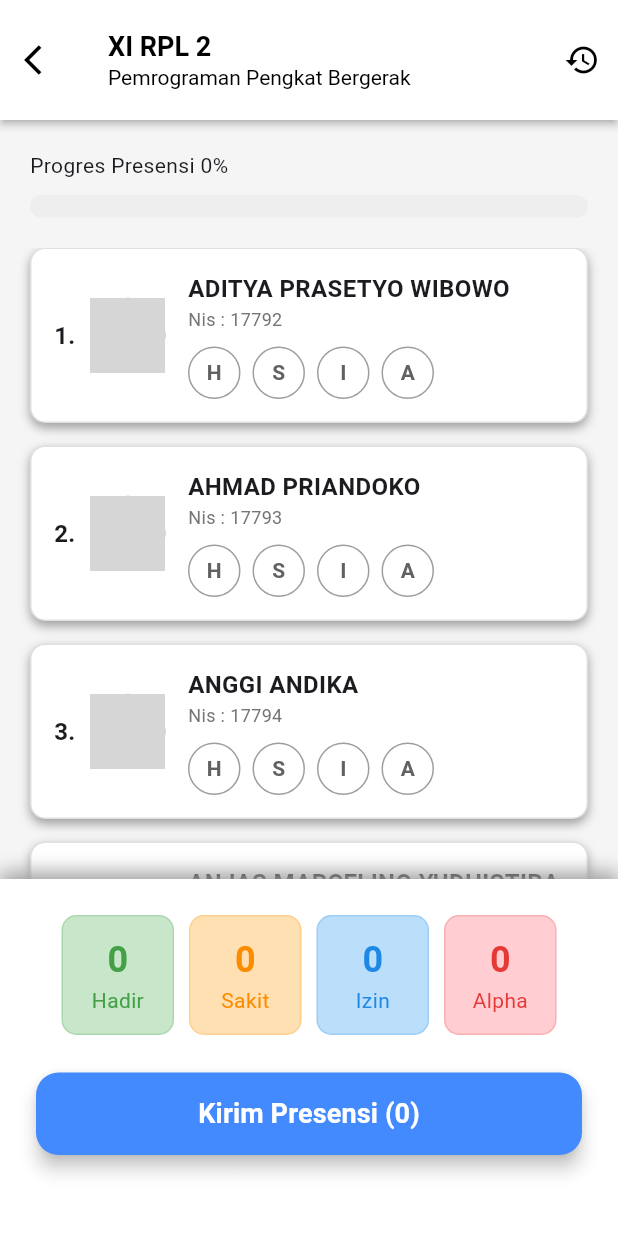
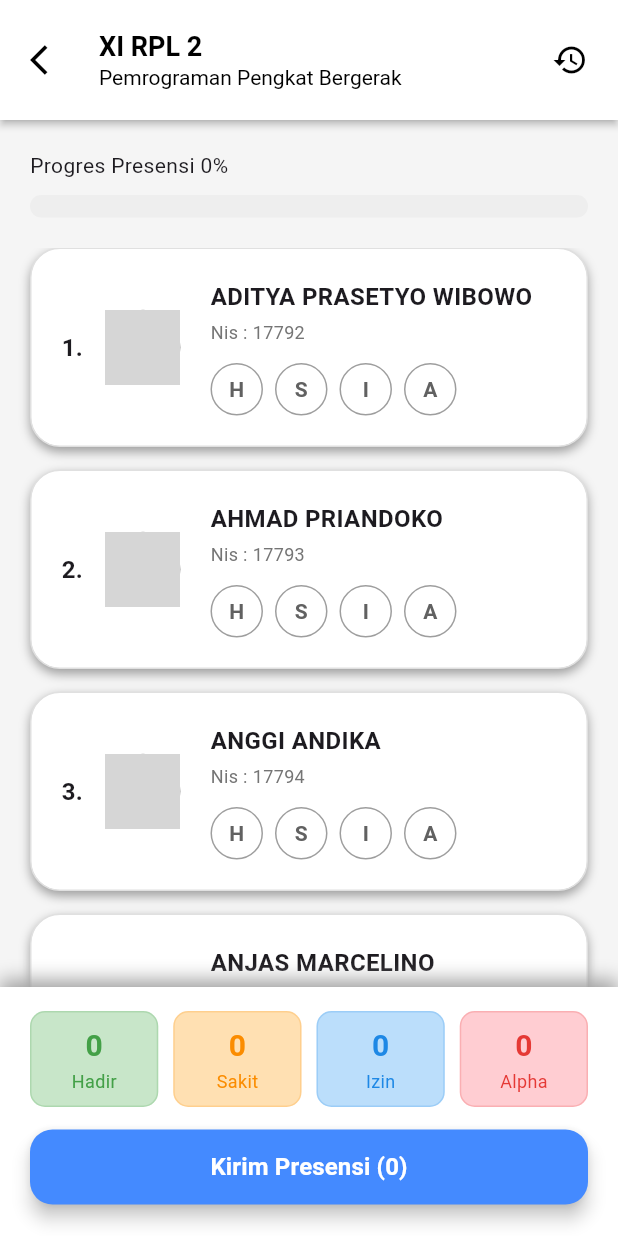
Before and after one commit to lino089/Presence-Application, a Flutter app: the screen it shows after launch, after a tap on "Mulai Presensi", on a phone screen of 412 x 824 dp. Run offline on Flutter 3.47's test engine with Material 3 defaults, Android fonts, the phone set to English and light mode, and no system bars; network calls fail; grey boxes are pictures that could not be loaded.

Commit message:
layout lebih responsif untuk berbagai perangkat

```diff
--- a/lib/DashboardPage.dart
+++ b/lib/DashboardPage.dart
@@ -13,33 +13,42 @@ class DashboardPage extends StatelessWidget {
           children: [
             HeaderProfil(),
             SizedBox(height: 20),
+
             Expanded(
               child: ListView(
                 padding: EdgeInsets.symmetric(horizontal: 20),
                 children: [
+                _responsiveCard(
                   kartuJadwal(
                     namaKelas: 'XI RPL 2',
                     jamPelajaran: '7:15 - 8:45',
                     status: '(Sedang Berlangsung)',
                     isActive: true,
                   ),
+                ),
+                _responsiveCard(
                   kartuJadwal(
                     namaKelas: 'XI DKV 2',
                     jamPelajaran: '10:45 - 11:30',
                     status: 'Status : Menunggu',
                     isActive: false,
                   ),
+                ),
+                _responsiveCard(
                   kartuJadwal(
                     namaKelas: 'XI TKJ 2',
                     jamPelajaran: '12:30 - 14:00',
                     status: 'Status : Menunggu',
                     isActive: false,
                   ),
+                ),
+                _responsiveCard(
                   kartuJadwal(
                     namaKelas: 'XI AKL 2',
                     jamPelajaran: '14:00 - 15:30',
                     status: 'Status : Menunggu',
                     isActive: false,
+                  ),
                 ),
                   SizedBox(height: 20),
                 ],
@@ -48,7 +57,18 @@ class DashboardPage extends StatelessWidget {
           ],
         ),
       ),
-      bottomNavigationBar: BottomNavigationBar(
+      bottomNavigationBar: Container(
+        decoration: BoxDecoration(
+          color: Colors.white,
+          boxShadow: [
+            BoxShadow(color: Colors.black12, blurRadius: 10, offset: Offset(0, -2))
+          ]
+        ),
+        child: Center(
+          heightFactor: 1.0,
+          child: ConstrainedBox(
+            constraints: BoxConstraints(maxWidth: 700),
+            child: BottomNavigationBar(
             type: BottomNavigationBarType.fixed,
             backgroundColor: Colors.white,
             showSelectedLabels: false,
@@ -56,7 +76,7 @@ class DashboardPage extends StatelessWidget {
             selectedItemColor: Colors.black,
             unselectedItemColor: Colors.black45,
             iconSize: 32,
-        elevation: 15,
+            elevation: 0,
             items: [
               BottomNavigationBarItem(icon: Icon(Icons.grid_view), label: 'Home'),
               BottomNavigationBarItem(
@@ -66,6 +86,20 @@ class DashboardPage extends StatelessWidget {
               BottomNavigationBarItem(icon: Icon(Icons.group), label: 'Kelas'),
               BottomNavigationBarItem(icon: Icon(Icons.grid_view), label: 'Profil'),
             ],
+          ),
+          ),
+        ),
+      ),
+    );
+  }
+
+  Widget _responsiveCard(Widget child) {
+    return Center(
+      child: ConstrainedBox(
+        constraints: BoxConstraints(
+          maxWidth: 700,
+        ),
+        child: child,
       ),
     );
   }
@@ -88,6 +122,11 @@ class DashboardPage extends StatelessWidget {
           ),
         ],
       ),
+      child: Center(
+        child: ConstrainedBox(
+          constraints: BoxConstraints(maxWidth: 700),
+          child: Padding(
+          padding: const EdgeInsets.symmetric(horizontal: 20.0, vertical: 10.0),
           child: Row(
             children: [
               CircleAvatar(
@@ -121,6 +160,10 @@ class DashboardPage extends StatelessWidget {
               ),
             ],
           ),
+        ),
+        ),
+      ),
+
     );
   }
 }
@@ -190,7 +233,7 @@ class kartuJadwal extends StatelessWidget {
                 onPressed: () {
                   Navigator.push(
                     context,
-                    MaterialPageRoute(builder: (context) => Presencepage())
+                    MaterialPageRoute(builder: (context) => Presencepage()),
                   );
                 },
                 style: ElevatedButton.styleFrom(
@@ -205,7 +248,6 @@ class kartuJadwal extends StatelessWidget {
                 ),
               ),
             ),
-
         ],
       ),
     );
--- a/lib/PresencePage.dart
+++ b/lib/PresencePage.dart
@@ -59,14 +59,25 @@ class _HalamanPresensiState extends State<Presencepage> {
         surfaceTintColor: Colors.white,
         toolbarHeight: 80,
 
-        leading: IconButton(
+        automaticallyImplyLeading: false,
+        centerTitle: true,
+        titleSpacing: 0,
+
+        title: ConstrainedBox(
+          constraints: BoxConstraints(maxWidth: 600),
+          child: Padding(
+            padding: const EdgeInsets.all(8.0),
+            child: Row(
+              children: [
+                IconButton(
                   icon: Icon(Icons.arrow_back_ios, color: Colors.black),
                   onPressed: () {
                     Navigator.pop(context);
                   },
                 ),
-
-        title: Column(
+                SizedBox(width: 10),
+                Expanded(
+                  child: Column(
                     crossAxisAlignment: CrossAxisAlignment.start,
                     children: [
                       Text(
@@ -87,7 +98,7 @@ class _HalamanPresensiState extends State<Presencepage> {
                       ),
                     ],
                   ),
-        actions: [
+                ),
                 IconButton(
                   icon: Icon(Icons.history, color: Colors.black),
                   onPressed: () {
@@ -96,9 +107,15 @@ class _HalamanPresensiState extends State<Presencepage> {
                 ),
               ],
             ),
+          ),
+        ),
+      ),
       body: Column(
         children: [
-          Padding(
+          Center(
+            child: ConstrainedBox(
+              constraints: BoxConstraints(maxWidth: 600),
+              child: Padding(
                 padding: const EdgeInsets.all(20.0),
                 child: Column(
                   crossAxisAlignment: CrossAxisAlignment.start,
@@ -115,6 +132,9 @@ class _HalamanPresensiState extends State<Presencepage> {
                   ],
                 ),
               ),
+            ),
+          ),
+
           Expanded(
             child: ListView.builder(
               padding: EdgeInsets.symmetric(horizontal: 20),
@@ -216,15 +236,22 @@ class _HalamanPresensiState extends State<Presencepage> {
   }
 
   Widget _buildCardSiswa(Siswa siswa, int index) {
-    return Container(
+    return Center(
+      child: ConstrainedBox(
+        constraints: BoxConstraints(maxWidth: 600),
+        child: Container(
           margin: EdgeInsets.only(bottom: 15),
-      padding: EdgeInsets.all(15),
+          padding: EdgeInsets.all(20),
           decoration: BoxDecoration(
             color: Colors.white,
-        borderRadius: BorderRadius.circular(10),
+            borderRadius: BorderRadius.circular(20),
             border: Border.all(color: Colors.grey.shade300),
             boxShadow: [
-          BoxShadow(color: Colors.grey, blurRadius: 5, offset: Offset(0, 3)),
+              BoxShadow(
+                color: Colors.grey,
+                blurRadius: 5,
+                offset: Offset(0, 3),
+              ),
             ],
           ),
           child: Row(
@@ -233,13 +260,14 @@ class _HalamanPresensiState extends State<Presencepage> {
                 "${index + 1}.",
                 style: TextStyle(fontSize: 16, fontWeight: FontWeight.bold),
               ),
-          SizedBox(width: 10),
+              SizedBox(width: 15),
               CircleAvatar(
                 radius: 25,
                 backgroundColor: Colors.grey,
                 backgroundImage: AssetImage(siswa.fotoProfile),
               ),
-          SizedBox(width: 15),
+
+              SizedBox(width: 20),
 
               Expanded(
                 child: Column(
@@ -247,14 +275,18 @@ class _HalamanPresensiState extends State<Presencepage> {
                   children: [
                     Text(
                       siswa.nama,
-                  style: TextStyle(fontWeight: FontWeight.bold, fontSize: 16),
+                      style: TextStyle(
+                        fontWeight: FontWeight.bold,
+                        fontSize: 16,
                       ),
+                    ),
+                    SizedBox(height: 4),
                     Text(
                       "Nis : ${siswa.nis}",
                       style: TextStyle(color: Colors.grey[600], fontSize: 12),
                     ),
 
-                SizedBox(height: 10),
+                    SizedBox(height: 12),
 
                     Row(
                       children: [
@@ -272,6 +304,8 @@ class _HalamanPresensiState extends State<Presencepage> {
                 ),
               ),
             ],
+          ),
+        ),
       ),
     );
   }
@@ -322,55 +356,68 @@ class _HalamanPresensiState extends State<Presencepage> {
     int totalSiap,
   ) {
     return Container(
-      // padding: EdgeInsets.all(20),
+      width: double.infinity,
       decoration: BoxDecoration(
         color: Colors.white,
         boxShadow: [
           BoxShadow(color: Colors.grey, blurRadius: 10, offset: Offset(0, -5)),
         ],
       ),
+      child: Center(
+        heightFactor: 1.0,
+        child: ConstrainedBox(
+          constraints: BoxConstraints(maxWidth: 600),
           child: SafeArea(
             child: Padding(
-          padding: EdgeInsets.all(24),
+              padding: EdgeInsets.symmetric(horizontal: 20, vertical: 16),
               child: Column(
+                mainAxisSize: MainAxisSize.min,
                 children: [
                   Row(
                     mainAxisSize: MainAxisSize.min,
                     children: [
-                  _buildKotakStatus(
+                      Expanded(
+                        child: _buildKotakStatus(
                           "Hadir",
                           hadir,
                           Colors.green.shade100,
                           Colors.green.shade600,
                         ),
+                      ),
                       SizedBox(width: 10),
-                  _buildKotakStatus(
+                      Expanded(
+                        child: _buildKotakStatus(
                           "Sakit",
                           sakit,
                           Colors.orange.shade100,
                           Colors.orange.shade600,
                         ),
+                      ),
                       SizedBox(width: 10),
-                  _buildKotakStatus(
+                      Expanded(
+                        child: _buildKotakStatus(
                           "Izin",
                           izin,
                           Colors.blue.shade100,
                           Colors.blue.shade600,
                         ),
+                      ),
                       SizedBox(width: 10),
-                  _buildKotakStatus(
+                      Expanded(
+                        child: _buildKotakStatus(
                           "Alpha",
                           alpha,
                           Colors.red.shade100,
                           Colors.red.shade600,
                         ),
+                      ),
                     ],
                   ),
-              SizedBox(height: 25),
+                  SizedBox(height: 15),
 
                   SizedBox(
                     width: double.infinity,
-                height: 55,
+                    height: 50,
                     child: ElevatedButton(
                       onPressed: () {
                         _simulasiKirimData(hadir, sakit, izin, alpha);
@@ -386,14 +433,16 @@ class _HalamanPresensiState extends State<Presencepage> {
                         "Kirim Presensi ($totalSiap)",
                         style: TextStyle(
                           color: Colors.white,
-                      fontSize: 18,
+                          fontSize: 16,
                           fontWeight: FontWeight.bold,
                         ),
                       ),
                     ),
                   ),
-              SizedBox(height: 30),
+                  SizedBox(height: 5),
                 ],
+              ),
+            ),
           ),
         ),
       ),
@@ -408,7 +457,7 @@ class _HalamanPresensiState extends State<Presencepage> {
   ) {
     return Container(
       width: 75,
-      padding: EdgeInsets.symmetric(vertical: 12),
+      padding: EdgeInsets.symmetric(vertical: 8),
       decoration: BoxDecoration(
         color: bgColor,
         borderRadius: BorderRadius.circular(10),
@@ -420,12 +469,12 @@ class _HalamanPresensiState extends State<Presencepage> {
             count.toString(),
             style: TextStyle(
               color: textColor,
-              fontSize: 24,
+              fontSize: 20,
               fontWeight: FontWeight.bold,
             ),
           ),
           SizedBox(width: 10),
-          Text(label, style: TextStyle(color: textColor, fontSize: 14)),
+          Text(label, style: TextStyle(color: textColor, fontSize: 12)),
         ],
       ),
     );
```
Lines whose indentation alone changed are shown as unchanged.
